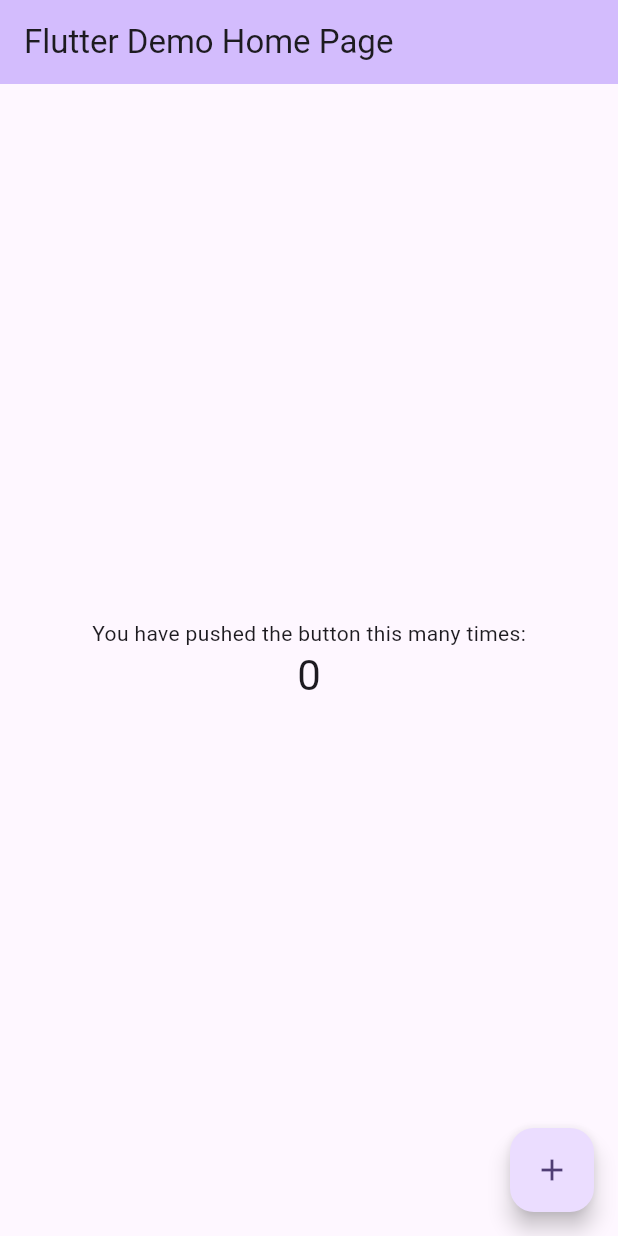
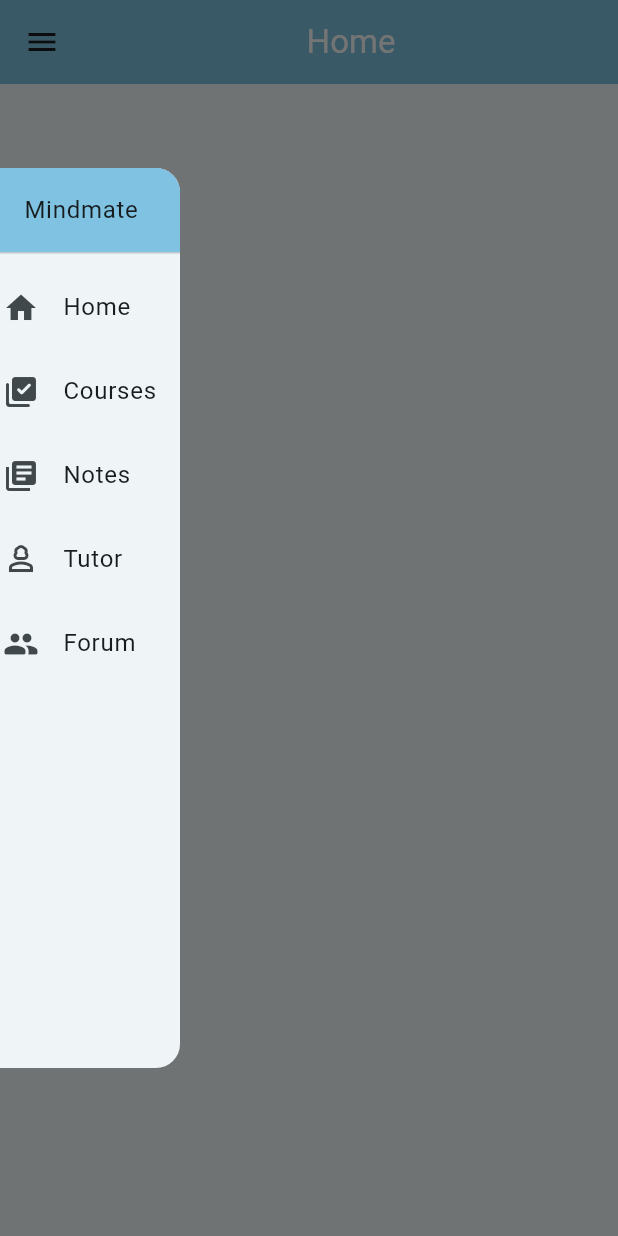
Before and after one commit to braeson-nyahera/Mindmate, a Flutter app: the screen it shows after launch, with the side drawer open (before the commit the screen has no drawer), on a phone screen of 412 x 824 dp. Run offline on Flutter 3.47's test engine with Material 3 defaults, Android fonts, the light colour scheme and no system bars.

Commit message:
added pages

```diff
--- /dev/null
+++ b/lib/components.dart
@@ -0,0 +1,93 @@
+import 'package:flutter/material.dart';
+import 'package:mindmate/courses.dart';
+import 'package:mindmate/forum.dart';
+import 'package:mindmate/home.dart';
+import 'package:mindmate/notes.dart';
+import 'package:mindmate/tutors.dart';
+
+class DrawerWidget extends StatelessWidget {
+  const DrawerWidget({
+    super.key,
+  });
+
+  @override
+  Widget build(BuildContext context) {
+    return SizedBox(
+      height: 600,
+      child: Drawer(
+        width: 120,
+        child: ListView(
+          children: [
+            SizedBox(
+              height: 65,
+              child: const DrawerHeader(
+                decoration:
+                    BoxDecoration(color: Color.fromARGB(255, 127, 194, 225)),
+                child: Text('Mindmate'),
+              ),
+            ),
+            ListTile(
+              contentPadding: EdgeInsets.fromLTRB(2, 0, 2, 0),
+              leading: Icon(Icons.home),
+              title: const Text('Home'),
+              onTap: () {
+                Navigator.push(
+                  context,
+                  MaterialPageRoute(
+                    builder: (context) => MyHomePage(
+                      title: 'Home',
+                    ),
+                  ),
+                );
+              },
+            ),
+            ListTile(
+              contentPadding: EdgeInsets.fromLTRB(2, 0, 2, 0),
+              leading: Icon(Icons.library_add_check_rounded),
+              title: const Text('Courses'),
+              onTap: () {
+                Navigator.push(
+                  context,
+                  MaterialPageRoute(builder: (context) => CoursesList()),
+                );
+              },
+            ),
+            ListTile(
+              contentPadding: EdgeInsets.fromLTRB(2, 0, 2, 0),
+              leading: Icon(Icons.my_library_books),
+              title: const Text('Notes'),
+              onTap: () {
+                Navigator.push(
+                  context,
+                  MaterialPageRoute(builder: (context) => NotesWidget()),
+                );
+              },
+            ),
+            ListTile(
+              contentPadding: EdgeInsets.fromLTRB(2, 0, 2, 0),
+              leading: Icon(Icons.person_3_outlined),
+              title: const Text('Tutor'),
+              onTap: () {
+                Navigator.push(
+                  context,
+                  MaterialPageRoute(builder: (context) => TutorsWidget()),
+                );
+              },
+            ),
+            ListTile(
+              contentPadding: EdgeInsets.fromLTRB(2, 0, 2, 0),
+              leading: Icon(Icons.group_rounded),
+              title: const Text('Forum'),
+              onTap: () {
+                Navigator.push(
+                  context,
+                  MaterialPageRoute(builder: (context) => ForumsWidget()),
+                );
+              },
+            ),
+          ],
+        ),
+      ),
+    );
+  }
+}
--- /dev/null
+++ b/lib/home.dart
@@ -0,0 +1,50 @@
+import 'package:flutter/material.dart';
+import 'package:mindmate/components.dart';
+
+class MyHomePage extends StatefulWidget {
+  const MyHomePage({super.key, required this.title});
+
+  final String title;
+
+  @override
+  State<MyHomePage> createState() => _MyHomePageState();
+}
+
+class _MyHomePageState extends State<MyHomePage> {
+  @override
+  Widget build(BuildContext context) {
+    return Scaffold(
+      appBar: TopBar(title: 'Home'),
+      drawer: DrawerWidget(),
+      body: Center(
+        child: Column(
+          mainAxisAlignment: MainAxisAlignment.center,
+          children:[
+          ],
+        ),
+      ),
+    );
+  }
+}
+
+class TopBar extends StatelessWidget implements PreferredSizeWidget {
+  final String title;
+
+  const TopBar({super.key, required this.title});
+
+  @override
+  Widget build(BuildContext context) {
+    return AppBar(
+      backgroundColor: const Color.fromARGB(255, 127, 194, 225),
+      title: Center(
+        child: Text(
+          title,
+          style: const TextStyle(color: Color.fromARGB(255, 251, 252, 253)),
+        ),
+      ),
+    );
+  }
+
+  @override
+  Size get preferredSize => const Size.fromHeight(kToolbarHeight);
+}
--- a/lib/main.dart
+++ b/lib/main.dart
@@ -1,4 +1,5 @@
 import 'package:flutter/material.dart';
+import 'home.dart';
 
 void main() {
   runApp(const MyApp());
@@ -13,113 +14,10 @@
     return MaterialApp(
       title: 'Flutter Demo',
       theme: ThemeData(
-        // This is the theme of your application.
-        //
-        // TRY THIS: Try running your application with "flutter run". You'll see
-        // the application has a purple toolbar. Then, without quitting the app,
-        // try changing the seedColor in the colorScheme below to Colors.green
-        // and then invoke "hot reload" (save your changes or press the "hot
-        // reload" button in a Flutter-supported IDE, or press "r" if you used
-        // the command line to start the app).
-        //
-        // Notice that the counter didn't reset back to zero; the application
-        // state is not lost during the reload. To reset the state, use hot
-        // restart instead.
-        //
-        // This works for code too, not just values: Most code changes can be
-        // tested with just a hot reload.
-        colorScheme: ColorScheme.fromSeed(seedColor: Colors.deepPurple),
+        colorScheme: ColorScheme.fromSeed(seedColor: const Color.fromARGB(255, 18, 156, 184)),
         useMaterial3: true,
       ),
-      home: const MyHomePage(title: 'Flutter Demo Home Page'),
+      home: const MyHomePage(title: 'MindMate'),
     );
   }
 }
-
-class MyHomePage extends StatefulWidget {
-  const MyHomePage({super.key, required this.title});
-
-  // This widget is the home page of your application. It is stateful, meaning
-  // that it has a State object (defined below) that contains fields that affect
-  // how it looks.
-
-  // This class is the configuration for the state. It holds the values (in this
-  // case the title) provided by the parent (in this case the App widget) and
-  // used by the build method of the State. Fields in a Widget subclass are
-  // always marked "final".
-
-  final String title;
-
-  @override
-  State<MyHomePage> createState() => _MyHomePageState();
-}
-
-class _MyHomePageState extends State<MyHomePage> {
-  int _counter = 0;
-
-  void _incrementCounter() {
-    setState(() {
-      // This call to setState tells the Flutter framework that something has
-      // changed in this State, which causes it to rerun the build method below
-      // so that the display can reflect the updated values. If we changed
-      // _counter without calling setState(), then the build method would not be
-      // called again, and so nothing would appear to happen.
-      _counter++;
-    });
-  }
-
-  @override
-  Widget build(BuildContext context) {
-    // This method is rerun every time setState is called, for instance as done
-    // by the _incrementCounter method above.
-    //
-    // The Flutter framework has been optimized to make rerunning build methods
-    // fast, so that you can just rebuild anything that needs updating rather
-    // than having to individually change instances of widgets.
-    return Scaffold(
-      appBar: AppBar(
-        // TRY THIS: Try changing the color here to a specific color (to
-        // Colors.amber, perhaps?) and trigger a hot reload to see the AppBar
-        // change color while the other colors stay the same.
-        backgroundColor: Theme.of(context).colorScheme.inversePrimary,
-        // Here we take the value from the MyHomePage object that was created by
-        // the App.build method, and use it to set our appbar title.
-        title: Text(widget.title),
-      ),
-      body: Center(
-        // Center is a layout widget. It takes a single child and positions it
-        // in the middle of the parent.
-        child: Column(
-          // Column is also a layout widget. It takes a list of children and
-          // arranges them vertically. By default, it sizes itself to fit its
-          // children horizontally, and tries to be as tall as its parent.
-          //
-          // Column has various properties to control how it sizes itself and
-          // how it positions its children. Here we use mainAxisAlignment to
-          // center the children vertically; the main axis here is the vertical
-          // axis because Columns are vertical (the cross axis would be
-          // horizontal).
-          //
-          // TRY THIS: Invoke "debug painting" (choose the "Toggle Debug Paint"
-          // action in the IDE, or press "p" in the console), to see the
-          // wireframe for each widget.
-          mainAxisAlignment: MainAxisAlignment.center,
-          children: <Widget>[
-            const Text(
-              'You have pushed the button this many times:',
-            ),
-            Text(
-              '$_counter',
-              style: Theme.of(context).textTheme.headlineMedium,
-            ),
-          ],
-        ),
-      ),
-      floatingActionButton: FloatingActionButton(
-        onPressed: _incrementCounter,
-        tooltip: 'Increment',
-        child: const Icon(Icons.add),
-      ), // This trailing comma makes auto-formatting nicer for build methods.
-    );
-  }
-}
```
Also changed, not shown: lib/courses.dart (added, +20 -0 lines), lib/forum.dart (added, +20 -0 lines), lib/notes.dart (added, +20 -0 lines), lib/tutors.dart (added, +20 -0 lines).
